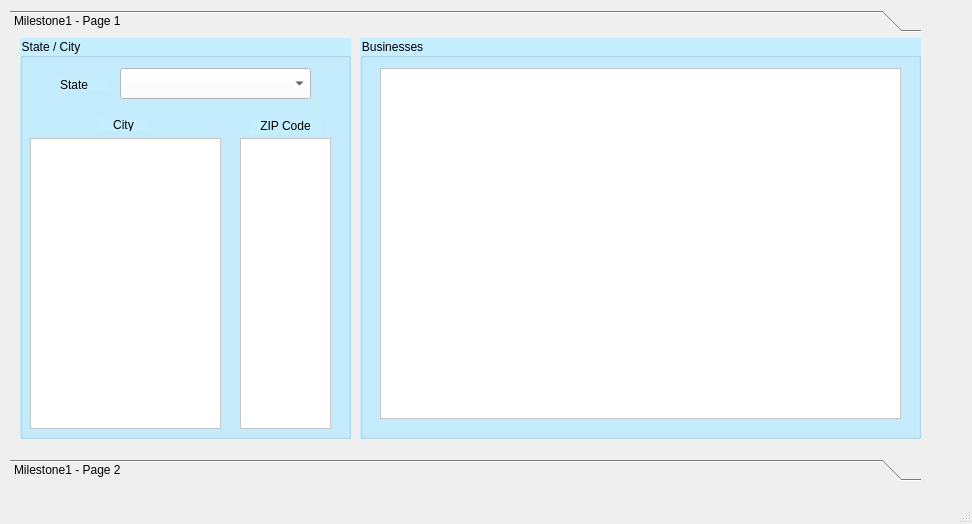
bmzr/yelper, file MyUI.ui: the form before one commit.
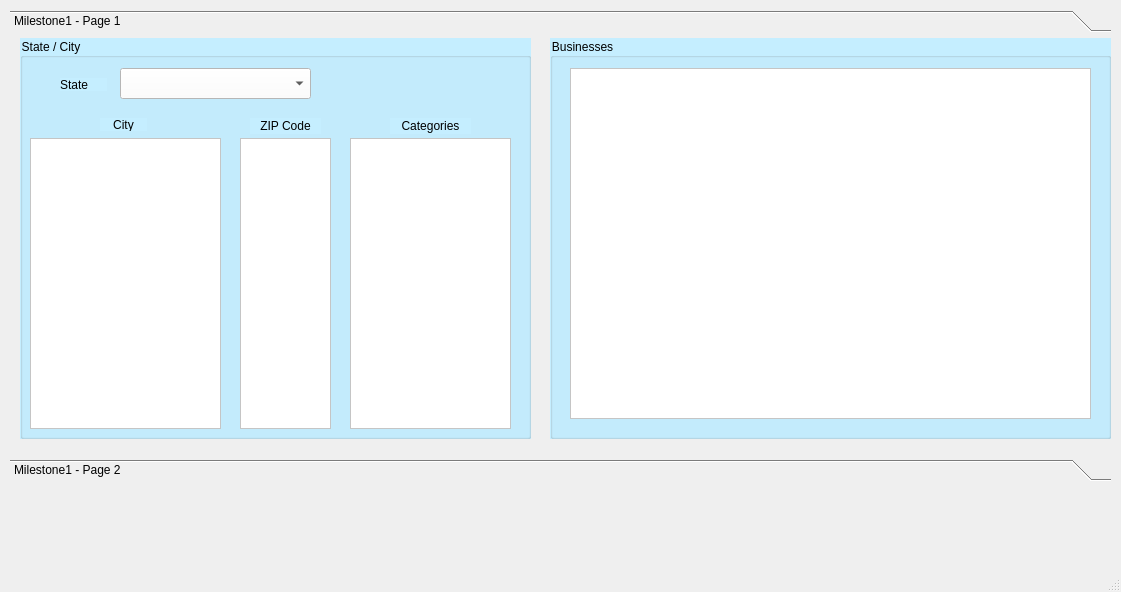
The form after the commit.

Commit message: Add the actual UI components for categories list (i forgot)

Diff of the .ui file:
```diff
--- a/MyUI.ui
+++ b/MyUI.ui
@@ -6,8 +6,8 @@
    <rect>
     <x>0</x>
     <y>0</y>
-    <width>972</width>
-    <height>524</height>
+    <width>1121</width>
+    <height>592</height>
    </rect>
   </property>
   <property name="windowTitle">
@@ -19,7 +19,7 @@
      <rect>
       <x>10</x>
       <y>10</y>
-      <width>911</width>
+      <width>1101</width>
       <height>471</height>
      </rect>
     </property>
@@ -34,7 +34,7 @@
       <rect>
        <x>0</x>
        <y>0</y>
-       <width>911</width>
+       <width>1101</width>
        <height>405</height>
       </rect>
      </property>
@@ -46,7 +46,7 @@
        <rect>
         <x>10</x>
         <y>0</y>
-        <width>331</width>
+        <width>511</width>
         <height>401</height>
        </rect>
       </property>
@@ -144,11 +144,41 @@
 font: 10pt &quot;Lucida Sans&quot;;</string>
        </property>
       </widget>
+      <widget class="QLabel" name="label_6">
+       <property name="geometry">
+        <rect>
+         <x>370</x>
+         <y>80</y>
+         <width>81</width>
+         <height>16</height>
+        </rect>
+       </property>
+       <property name="text">
+        <string>Categories</string>
+       </property>
+       <property name="alignment">
+        <set>Qt::AlignCenter</set>
+       </property>
+      </widget>
+      <widget class="QListWidget" name="categoryList">
+       <property name="geometry">
+        <rect>
+         <x>330</x>
+         <y>100</y>
+         <width>161</width>
+         <height>291</height>
+        </rect>
+       </property>
+       <property name="styleSheet">
+        <string notr="true">background-color: rgb(255, 255, 255);
+font: 10pt &quot;Lucida Sans&quot;;</string>
+       </property>
+      </widget>
      </widget>
      <widget class="QGroupBox" name="businessGroup">
       <property name="geometry">
        <rect>
-        <x>350</x>
+        <x>540</x>
         <y>0</y>
         <width>561</width>
         <height>401</height>
```
Left out of the diff: 2 changed lines with no effect on the pictures.
